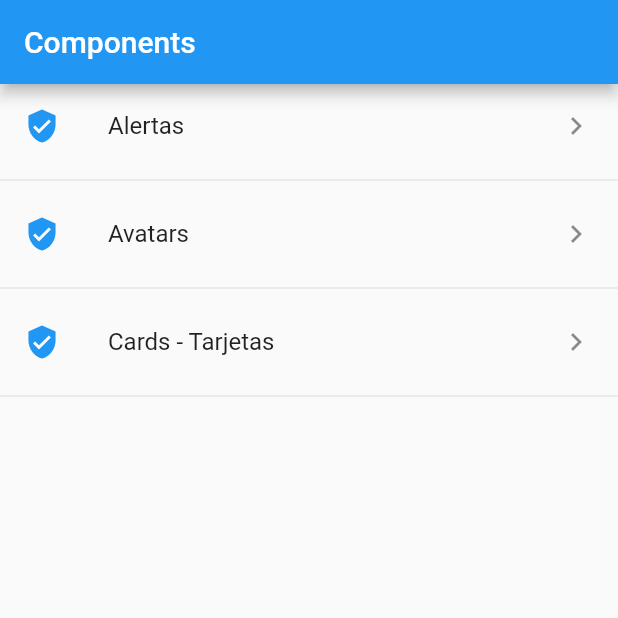
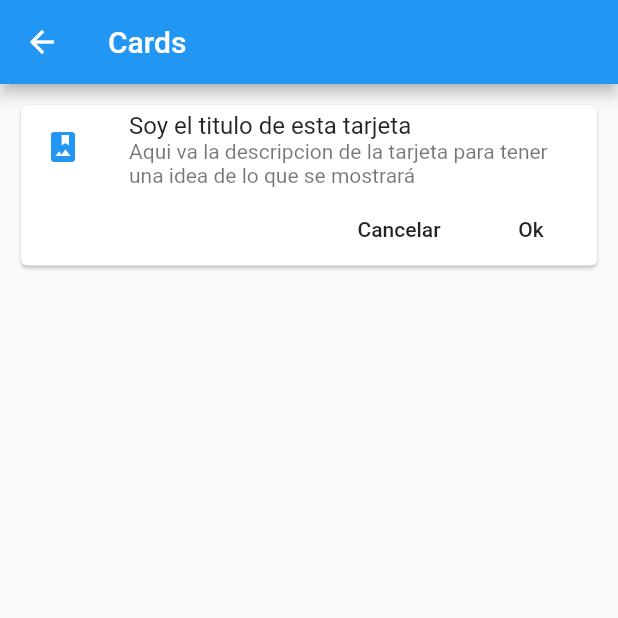
Before and after one commit to OmarACY/Flutter-Components, a Flutter app: the screen it shows after launch, after a tap on "Cards - Tarjetas", on a phone screen of 412 x 824 dp, the top half of it. Run offline on Flutter 3.47's test engine with Material 2 defaults, Android fonts, the phone set to English and light mode, and no system bars.

Commit message:
Card Widget

```diff
--- a/lib/main.dart
+++ b/lib/main.dart
@@ -1,7 +1,7 @@
-
+import 'package:components/src/routes/routes.dart';
 import 'package:flutter/material.dart';
 
-import 'package:components/src/pages/home_page.dart';
+import 'package:components/src/pages/alert_page.dart';
 
 
 void main() => runApp(MyApp());
@@ -13,7 +13,16 @@ class MyApp extends StatelessWidget {
     return MaterialApp(
       title: 'Components app',
       debugShowCheckedModeBanner: false,
-      home: HomePage(),
+      // home: HomePage(),
+      initialRoute: '/',
+      routes: getApplicationRoutes(),
+      onGenerateRoute: ( RouteSettings settings ){
+
+        print('Ruta llamada: ${ settings.name }');
+
+        return MaterialPageRoute(builder: (BuildContext context) => AlertPage());
+
+      },
     );
   }
 
--- /dev/null
+++ b/lib/src/pages/card_page.dart
@@ -0,0 +1,40 @@
+import 'package:flutter/material.dart';
+
+class CardPage extends StatelessWidget {
+
+  @override
+  Widget build(BuildContext context) {
+    return Scaffold(
+      appBar: AppBar(
+        title: Text('Cards'),
+      ),
+      body: ListView(
+        padding: EdgeInsets.all( 10.0 ),
+        children: <Widget>[
+          _cardType1()
+        ],
+      ),
+    );
+  }
+
+  _cardType1() {
+    return Card(
+      child: Column(
+        children: <Widget>[
+          ListTile(
+            leading: Icon(Icons.photo_album, color: Colors.blue,),
+            title: Text('Soy el titulo de esta tarjeta'),
+            subtitle: Text('Aqui va la descripcion de la tarjeta para tener una idea de lo que se mostrará'),
+          ),
+          Row(
+            mainAxisAlignment: MainAxisAlignment.end,
+            children: <Widget>[
+              FlatButton(onPressed: () {}, child: Text('Cancelar')),
+              FlatButton(onPressed: () {}, child: Text('Ok'))
+            ],
+          )
+        ],
+      ),
+    );
+  }
+}
--- a/lib/src/pages/home_page.dart
+++ b/lib/src/pages/home_page.dart
@@ -1,6 +1,8 @@
 import 'package:flutter/material.dart';
 
+import 'package:components/src/utils/icon_string_util.dart';
 import 'package:components/src/providers/menu_provider.dart';
+import 'package:components/src/pages/alert_page.dart';
 
 class HomePage extends StatelessWidget {
 
@@ -25,14 +27,14 @@ class HomePage extends StatelessWidget {
       builder: ( context, AsyncSnapshot<List<dynamic>> snapshot ) {
 
          return ListView(
-           children: _listItems( snapshot.data ),
+           children: _listItems( snapshot.data, context ),
          );
 
       },
     );
   }
 
-  List<Widget> _listItems( List<dynamic> data ) {
+  List<Widget> _listItems( List<dynamic> data, BuildContext context ) {
 
     final List<Widget> options = [];
 
@@ -40,9 +42,18 @@ class HomePage extends StatelessWidget {
 
       final widgetTemp = ListTile(
         title: Text( opt['texto'] ),
-        leading: Icon(Icons.verified_user, color: Colors.blue,),
+        leading: getIcon(opt['icon']),
         trailing: Icon(Icons.keyboard_arrow_right),
-        onTap: () {},
+        onTap: () {
+
+          Navigator.pushNamed(context, opt['ruta']);
+
+          //final route = MaterialPageRoute(
+          //  builder: ( context ) => AlertPage()
+          //);
+
+          //Navigator.push(context, route);
+        },
       );
 
       options..add(widgetTemp)
--- /dev/null
+++ b/lib/src/routes/routes.dart
@@ -0,0 +1,15 @@
+import 'package:flutter/material.dart';
+
+import 'package:components/src/pages/home_page.dart';
+import 'package:components/src/pages/alert_page.dart';
+import 'package:components/src/pages/avatar_page.dart';
+import 'package:components/src/pages/card_page.dart';
+
+Map<String, WidgetBuilder> getApplicationRoutes(){
+  return <String, WidgetBuilder> {
+    '/' : ( BuildContext context ) => HomePage(),
+    'alert' : ( BuildContext context ) => AlertPage(),
+    'avatar' : ( BuildContext context ) => AvatarPage(),
+    'card' : ( BuildContext context ) => CardPage(),
+  };
+}
--- /dev/null
+++ b/lib/src/utils/icon_string_util.dart
@@ -0,0 +1,11 @@
+import 'package:flutter/material.dart';
+
+final _icons = <String, IconData>{
+  'add_alert': Icons.add_alert,
+  'accessibility': Icons.accessibility,
+  'folder_open': Icons.folder_open
+};
+
+Icon getIcon( String nameIcon ){
+  return Icon( _icons[nameIcon], color: Colors.blue );
+}
```
Also changed, not shown: lib/src/pages/alert_page.dart (added, +20 -0 lines), lib/src/pages/avatar_page.dart (added, +14 -0 lines).
